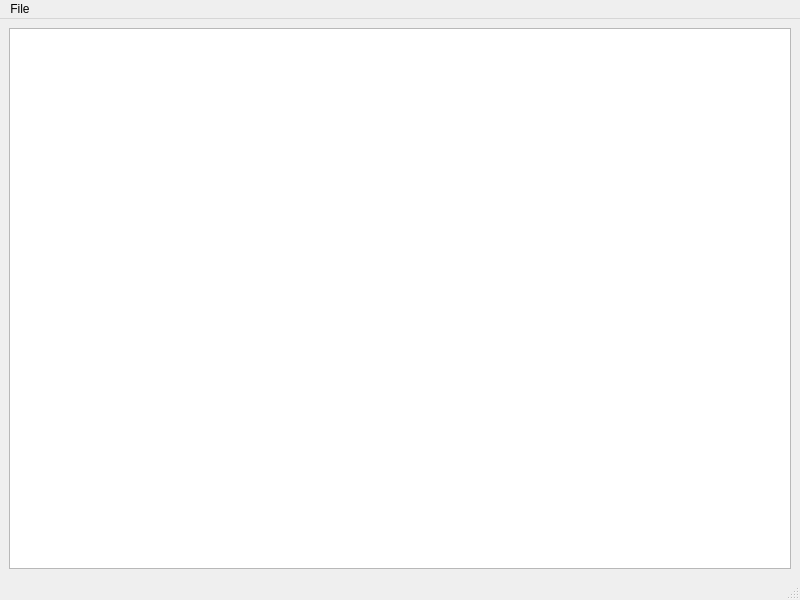
Before: the Qt Designer form src/pyluxcoretools/pyluxcoretools/pyluxcorenetnode/mainwindow.ui in LuxCoreRender/LuxCore, drawn with Qt 5.
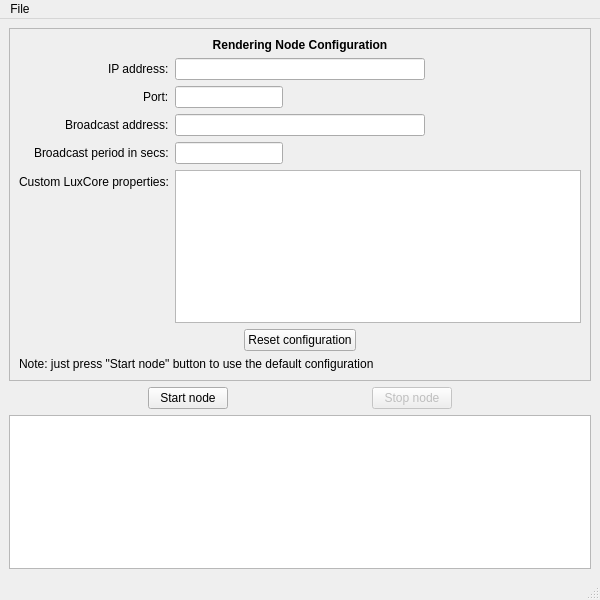
After: the same form once the commit is applied.

Commit message: pyluxcorenetnode UI has now a configuration form

Diff of the .ui file:
```diff
--- a/src/pyluxcoretools/pyluxcoretools/pyluxcorenetnode/mainwindow.ui
+++ b/src/pyluxcoretools/pyluxcoretools/pyluxcorenetnode/mainwindow.ui
@@ -6,7 +6,7 @@
    <rect>
     <x>0</x>
     <y>0</y>
-    <width>800</width>
+    <width>600</width>
     <height>600</height>
    </rect>
   </property>
@@ -15,6 +15,261 @@
   </property>
   <widget class="QWidget" name="centralwidget">
    <layout class="QVBoxLayout" name="verticalLayout">
+    <item>
+     <widget class="QFrame" name="frameNodeConfig">
+      <property name="frameShape">
+       <enum>QFrame::StyledPanel</enum>
+      </property>
+      <property name="frameShadow">
+       <enum>QFrame::Raised</enum>
+      </property>
+      <layout class="QVBoxLayout" name="verticalLayout_2">
+       <item>
+        <widget class="QLabel" name="label_7">
+         <property name="text">
+          <string>&lt;B&gt;Rendering Node Configuration&lt;B&gt;</string>
+         </property>
+         <property name="textFormat">
+          <enum>Qt::RichText</enum>
+         </property>
+         <property name="alignment">
+          <set>Qt::AlignCenter</set>
+         </property>
+        </widget>
+       </item>
+       <item>
+        <layout class="QFormLayout" name="formLayout">
+         <property name="labelAlignment">
+          <set>Qt::AlignRight|Qt::AlignTrailing|Qt::AlignVCenter</set>
+         </property>
+         <item row="0" column="0">
+          <widget class="QLabel" name="label">
+           <property name="text">
+            <string>IP address:</string>
+           </property>
+          </widget>
+         </item>
+         <item row="1" column="0">
+          <widget class="QLabel" name="label_2">
+           <property name="text">
+            <string>Port:</string>
+           </property>
+          </widget>
+         </item>
+         <item row="3" column="0">
+          <widget class="QLabel" name="label_4">
+           <property name="text">
+            <string>Broadcast period in secs:</string>
+           </property>
+          </widget>
+         </item>
+         <item row="2" column="0">
+          <widget class="QLabel" name="label_3">
+           <property name="text">
+            <string>Broadcast address:</string>
+           </property>
+          </widget>
+         </item>
+         <item row="4" column="0">
+          <widget class="QLabel" name="label_5">
+           <property name="text">
+            <string>Custom LuxCore properties:</string>
+           </property>
+          </widget>
+         </item>
+         <item row="0" column="1">
+          <widget class="QLineEdit" name="lineEditIPAddress">
+           <property name="sizePolicy">
+            <sizepolicy hsizetype="Fixed" vsizetype="Fixed">
+             <horstretch>0</horstretch>
+             <verstretch>0</verstretch>
+            </sizepolicy>
+           </property>
+           <property name="minimumSize">
+            <size>
+             <width>250</width>
+             <height>0</height>
+            </size>
+           </property>
+           <property name="inputMask">
+            <string/>
+           </property>
+           <property name="maxLength">
+            <number>15</number>
+           </property>
+          </widget>
+         </item>
+         <item row="1" column="1">
+          <widget class="QLineEdit" name="lineEditPort">
+           <property name="sizePolicy">
+            <sizepolicy hsizetype="Fixed" vsizetype="Fixed">
+             <horstretch>0</horstretch>
+             <verstretch>0</verstretch>
+            </sizepolicy>
+           </property>
+           <property name="minimumSize">
+            <size>
+             <width>100</width>
+             <height>0</height>
+            </size>
+           </property>
+           <property name="baseSize">
+            <size>
+             <width>0</width>
+             <height>0</height>
+            </size>
+           </property>
+           <property name="inputMask">
+            <string/>
+           </property>
+           <property name="maxLength">
+            <number>5</number>
+           </property>
+          </widget>
+         </item>
+         <item row="2" column="1">
+          <widget class="QLineEdit" name="lineEditBroadcastAddress">
+           <property name="sizePolicy">
+            <sizepolicy hsizetype="Fixed" vsizetype="Fixed">
+             <horstretch>0</horstretch>
+             <verstretch>0</verstretch>
+            </sizepolicy>
+           </property>
+           <property name="minimumSize">
+            <size>
+             <width>250</width>
+             <height>0</height>
+            </size>
+           </property>
+          </widget>
+         </item>
+         <item row="3" column="1">
+          <widget class="QLineEdit" name="lineEditBroadcastPeriod">
+           <property name="sizePolicy">
+            <sizepolicy hsizetype="Fixed" vsizetype="Fixed">
+             <horstretch>0</horstretch>
+             <verstretch>0</verstretch>
+            </sizepolicy>
+           </property>
+           <property name="minimumSize">
+            <size>
+             <width>100</width>
+             <height>0</height>
+            </size>
+           </property>
+          </widget>
+         </item>
+         <item row="4" column="1">
+          <widget class="QPlainTextEdit" name="plainTextEditProps">
+           <property name="sizePolicy">
+            <sizepolicy hsizetype="Preferred" vsizetype="Fixed">
+             <horstretch>0</horstretch>
+             <verstretch>0</verstretch>
+            </sizepolicy>
+           </property>
+           <property name="minimumSize">
+            <size>
+             <width>0</width>
+             <height>50</height>
+            </size>
+           </property>
+           <property name="lineWrapMode">
+            <enum>QPlainTextEdit::NoWrap</enum>
+           </property>
+          </widget>
+         </item>
+        </layout>
+       </item>
+       <item>
+        <layout class="QHBoxLayout" name="horizontalLayout_2">
+         <item>
+          <widget class="QPushButton" name="pushButtonResetConfiguration">
+           <property name="sizePolicy">
+            <sizepolicy hsizetype="Fixed" vsizetype="Fixed">
+             <horstretch>0</horstretch>
+             <verstretch>0</verstretch>
+            </sizepolicy>
+           </property>
+           <property name="text">
+            <string>Reset configuration</string>
+           </property>
+          </widget>
+         </item>
+        </layout>
+       </item>
+       <item>
+        <widget class="QLabel" name="label_6">
+         <property name="text">
+          <string>Note: just press &quot;Start node&quot; button to use the default configuration</string>
+         </property>
+        </widget>
+       </item>
+      </layout>
+     </widget>
+    </item>
+    <item>
+     <layout class="QHBoxLayout" name="horizontalLayout">
+      <property name="topMargin">
+       <number>0</number>
+      </property>
+      <item>
+       <spacer name="horizontalSpacer">
+        <property name="orientation">
+         <enum>Qt::Horizontal</enum>
+        </property>
+        <property name="sizeHint" stdset="0">
+         <size>
+          <width>40</width>
+          <height>20</height>
+         </size>
+        </property>
+       </spacer>
+      </item>
+      <item>
+       <widget class="QPushButton" name="pushButtonStartNode">
+        <property name="text">
+         <string>Start node</string>
+        </property>
+       </widget>
+      </item>
+      <item>
+       <spacer name="horizontalSpacer_3">
+        <property name="orientation">
+         <enum>Qt::Horizontal</enum>
+        </property>
+        <property name="sizeHint" stdset="0">
+         <size>
+          <width>40</width>
+          <height>20</height>
+         </size>
+        </property>
+       </spacer>
+      </item>
+      <item>
+       <widget class="QPushButton" name="pushButtonStopNode">
+        <property name="enabled">
+         <bool>false</bool>
+        </property>
+        <property name="text">
+         <string>Stop node</string>
+        </property>
+       </widget>
+      </item>
+      <item>
+       <spacer name="horizontalSpacer_2">
+        <property name="orientation">
+         <enum>Qt::Horizontal</enum>
+        </property>
+        <property name="sizeHint" stdset="0">
+         <size>
+          <width>40</width>
+          <height>20</height>
+         </size>
+        </property>
+       </spacer>
+      </item>
+     </layout>
+    </item>
     <item>
      <widget class="QTextEdit" name="textEditLog">
       <property name="undoRedoEnabled">
@@ -35,7 +290,7 @@
     <rect>
      <x>0</x>
      <y>0</y>
-     <width>800</width>
+     <width>600</width>
      <height>25</height>
     </rect>
    </property>
```
Left out of the diff: 51 changed lines with no effect on the pictures. The commit also changes 2 other files.
